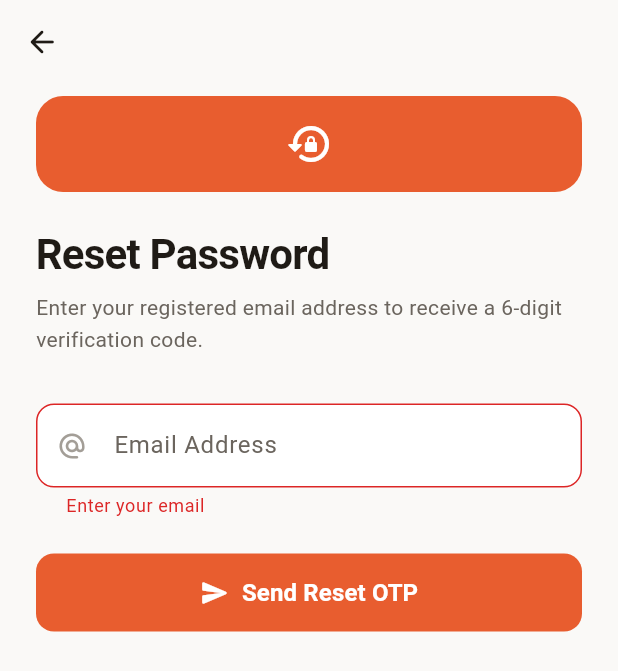
After one commit to berarahul/QuickPlate-App, a Flutter app: the ForgotPasswordView screen opened by its route, after a tap on "Send Reset OTP", on a phone screen of 412 x 824 dp. The commit adds this screen. Shown: the top 671 px of the screen. Run offline on Flutter 3.47's test engine with Material 3 defaults, Android fonts, the phone set to English and light mode, and no system bars; our stand-ins replace connectivity_plus, dio, firebase_core, firebase_messaging, flutter_dotenv, flutter_local_notifications and 3 more; missing offline and left inert: mobile_scanner, razorpay_flutter; accounts and stored records are empty.

Commit message:
feat: implement forgot password and password reset functionality with new UI flow

```diff
--- a/lib/core/network/api_endpoints.dart
+++ b/lib/core/network/api_endpoints.dart
@@ -6,6 +6,8 @@ class ApiEndpoints {
   // Auth
   static const String register = '/auth/register';
   static const String login = '/auth/login';
+  static const String forgotPassword = '/auth/forgot-password';
+  static const String resetPassword = '/auth/reset-password';
 
   // Session
   static const String tableSession = '/tables/session';
--- a/lib/core/routes/app_routes.dart
+++ b/lib/core/routes/app_routes.dart
@@ -3,6 +3,7 @@ import '../../features/splash/views/splash.dart';
 import '../../features/onboarding/views/onboarding_screen.dart';
 import '../../features/auth/views/student_registration.dart';
 import '../../features/auth/views/student_login.dart';
+import '../../features/auth/views/forgot_password_view.dart';
 import '../../features/dashboard/views/dashboard_screen.dart';
 import '../../features/menu/views/menu_screen.dart';
 import '../../features/cart/views/order_history_screen.dart';
@@ -18,6 +19,7 @@ class AppRoutes {
   // Future auth and home routes
   static const String loginScreen = '/login';
   static const String studentRegistrationScreen = '/student_registration';
+  static const String forgotPasswordScreen = '/forgot_password';
   static const String dashboardScreen = '/dashboard';
   static const String menuScreen = '/menu';
   static const String orderHistoryScreen = '/order_history';
@@ -28,6 +30,7 @@ class AppRoutes {
     onboardingScreen: (context) => const OnboardingScreen(),
     studentRegistrationScreen: (context) => const StudentRegistration(),
     loginScreen: (context) => const StudentLogin(),
+    forgotPasswordScreen: (context) => const ForgotPasswordView(),
     dashboardScreen: (context) => const DashboardScreen(),
     menuScreen: (context) => const MenuScreen(),
     orderHistoryScreen: (context) => const OrderHistoryScreen(),
--- a/lib/features/auth/repository/auth_repository.dart
+++ b/lib/features/auth/repository/auth_repository.dart
@@ -29,4 +29,28 @@ class AuthRepository {
 
     return LoginResponse.fromJson(response.data);
   }
+
+  Future<Map<String, dynamic>> forgotPassword(String email) async {
+    final response = await _apiClient.post(
+      ApiEndpoints.forgotPassword,
+      data: {'email': email},
+    );
+    return response.data;
+  }
+
+  Future<Map<String, dynamic>> resetPassword({
+    required String email,
+    required String otp,
+    required String newPassword,
+  }) async {
+    final response = await _apiClient.post(
+      ApiEndpoints.resetPassword,
+      data: {
+        'email': email,
+        'otp': otp,
+        'newPassword': newPassword,
+      },
+    );
+    return response.data;
+  }
 }
--- /dev/null
+++ b/lib/features/auth/views/forgot_password_view.dart
@@ -0,0 +1,285 @@
+import '../../../core/app_exports.dart';
+import '../provider/auth_provider.dart';
+
+class ForgotPasswordView extends StatefulWidget {
+  const ForgotPasswordView({super.key});
+
+  @override
+  State<ForgotPasswordView> createState() => _ForgotPasswordViewState();
+}
+
+class _ForgotPasswordViewState extends State<ForgotPasswordView> {
+  final _step1FormKey = GlobalKey<FormState>();
+  final _step2FormKey = GlobalKey<FormState>();
+
+  final _emailController = TextEditingController();
+  final _otpController = TextEditingController();
+  final _newPasswordController = TextEditingController();
+
+  bool _otpSent = false;
+  bool _obscurePassword = true;
+
+  @override
+  void dispose() {
+    _emailController.dispose();
+    _otpController.dispose();
+    _newPasswordController.dispose();
+    super.dispose();
+  }
+
+  void _requestOtp(BuildContext context) async {
+    if (_step1FormKey.currentState!.validate()) {
+      final email = _emailController.text.trim();
+      final authProvider = context.read<AuthProvider>();
+
+      final success = await authProvider.forgotPassword(email);
+
+      if (!context.mounted) return;
+
+      if (success) {
+        setState(() {
+          _otpSent = true;
+        });
+        ScaffoldMessenger.of(context).showSnackBar(
+          SnackBar(
+            content: const Text(
+              'Reset OTP generated! Check server logs or enter your 6-digit code.',
+            ),
+            backgroundColor: AppColors.primary,
+          ),
+        );
+      } else {
+        ScaffoldMessenger.of(context).showSnackBar(
+          SnackBar(
+            content: Text(authProvider.errorMessage ?? 'Failed to send OTP'),
+            backgroundColor: AppColors.error,
+          ),
+        );
+      }
+    }
+  }
+
+  void _resetPassword(BuildContext context) async {
+    if (_step2FormKey.currentState!.validate()) {
+      final email = _emailController.text.trim();
+      final otp = _otpController.text.trim();
+      final newPassword = _newPasswordController.text.trim();
+
+      final authProvider = context.read<AuthProvider>();
+
+      final success = await authProvider.resetPassword(
+        email: email,
+        otp: otp,
+        newPassword: newPassword,
+      );
+
+      if (!context.mounted) return;
+
+      if (success) {
+        ScaffoldMessenger.of(context).showSnackBar(
+          SnackBar(
+            content: const Text('Password reset successfully! Please sign in.'),
+            backgroundColor: AppColors.success,
+          ),
+        );
+        Navigator.pop(context);
+      } else {
+        ScaffoldMessenger.of(context).showSnackBar(
+          SnackBar(
+            content: Text(authProvider.errorMessage ?? 'Password reset failed'),
+            backgroundColor: AppColors.error,
+          ),
+        );
+      }
+    }
+  }
+
+  @override
+  Widget build(BuildContext context) {
+    context.watch<ThemeProvider>();
+    return Scaffold(
+      backgroundColor: AppColors.background,
+      appBar: AppBar(
+        backgroundColor: Colors.transparent,
+        elevation: 0,
+        leading: IconButton(
+          icon: Icon(Icons.arrow_back_rounded, color: AppColors.textPrimary),
+          onPressed: () => Navigator.pop(context),
+        ),
+      ),
+      body: SafeArea(
+        child: SingleChildScrollView(
+          padding: const EdgeInsets.fromLTRB(24, 8, 24, 24),
+          child: _otpSent
+              ? _buildStep2Widget(context)
+              : _buildStep1Widget(context),
+        ),
+      ),
+    );
+  }
+
+  Widget _buildStep1Widget(BuildContext context) {
+    return Form(
+      key: _step1FormKey,
+      child: Column(
+        crossAxisAlignment: CrossAxisAlignment.stretch,
+        children: [
+          Container(
+            width: 64,
+            height: 64,
+            decoration: BoxDecoration(
+              color: AppColors.primary,
+              borderRadius: BorderRadius.circular(18),
+            ),
+            alignment: Alignment.center,
+            child: const Icon(
+              Icons.lock_reset_rounded,
+              size: 32,
+              color: AppColors.white,
+            ),
+          ),
+          const SizedBox(height: 24),
+          Text('Reset Password', style: AppTextStyles.displayLarge),
+          const SizedBox(height: 8),
+          Text(
+            'Enter your registered email address to receive a 6-digit verification code.',
+            style: AppTextStyles.bodyMedium,
+          ),
+          const SizedBox(height: 32),
+          TextFormField(
+            controller: _emailController,
+            decoration: const InputDecoration(
+              labelText: 'Email Address',
+              hintText: 'you@college.edu',
+              prefixIcon: Icon(Icons.alternate_email_rounded, size: 20),
+            ),
+            keyboardType: TextInputType.emailAddress,
+            validator: (value) => value!.isEmpty ? 'Enter your email' : null,
+          ),
+          const SizedBox(height: 24),
+          Consumer<AuthProvider>(
+            builder: (context, authProvider, child) {
+              if (authProvider.isLoading) {
+                return const CustomElevatedButton(
+                  text: '',
+                  loading: true,
+                  onPressed: null,
+                );
+              }
+              return CustomElevatedButton(
+                text: 'Send Reset OTP',
+                leading: const Icon(
+                  Icons.send_rounded,
+                  size: 20,
+                  color: AppColors.white,
+                ),
+                onPressed: () => _requestOtp(context),
+              );
+            },
+          ),
+        ],
+      ),
+    );
+  }
+
+  Widget _buildStep2Widget(BuildContext context) {
+    return Form(
+      key: _step2FormKey,
+      child: Column(
+        crossAxisAlignment: CrossAxisAlignment.stretch,
+        children: [
+          Container(
+            width: 64,
+            height: 64,
+            decoration: BoxDecoration(
+              color: AppColors.primary,
+              borderRadius: BorderRadius.circular(18),
+            ),
+            alignment: Alignment.center,
+            child: const Icon(
+              Icons.verified_user_rounded,
+              size: 32,
+              color: AppColors.white,
+            ),
+          ),
+          const SizedBox(height: 24),
+          Text('Enter OTP & New Password', style: AppTextStyles.displayLarge),
+          const SizedBox(height: 8),
+          Text(
+            'Enter the 6-digit code sent to ${_emailController.text} and your new password.',
+            style: AppTextStyles.bodyMedium,
+          ),
+          const SizedBox(height: 32),
+          TextFormField(
+            controller: _otpController,
+            decoration: const InputDecoration(
+              labelText: '6-Digit OTP',
+              hintText: '123456',
+              prefixIcon: Icon(Icons.shield_outlined, size: 20),
+            ),
+            keyboardType: TextInputType.number,
+            maxLength: 6,
+            validator: (value) {
+              if (value == null || value.trim().length != 6) {
+                return 'Enter valid 6-digit OTP';
+              }
+              return null;
+            },
+          ),
+          const SizedBox(height: 16),
+          TextFormField(
+            controller: _newPasswordController,
+            decoration: InputDecoration(
+              labelText: 'New Password',
+              hintText: '••••••••',
+              prefixIcon: const Icon(Icons.lock_outline_rounded, size: 20),
+              suffixIcon: IconButton(
+                icon: Icon(
+                  _obscurePassword
+                      ? Icons.visibility_off_outlined
+                      : Icons.visibility_outlined,
+                  size: 20,
+                ),
+                onPressed: () =>
+                    setState(() => _obscurePassword = !_obscurePassword),
+              ),
+            ),
+            obscureText: _obscurePassword,
+            validator: (value) {
+              if (value == null || value.length < 8) {
+                return 'Password must be at least 8 characters';
+              }
+              return null;
+            },
+          ),
+          const SizedBox(height: 24),
+          Consumer<AuthProvider>(
+            builder: (context, authProvider, child) {
+              if (authProvider.isLoading) {
+                return const CustomElevatedButton(
+                  text: '',
+                  loading: true,
+                  onPressed: null,
+                );
+              }
+              return CustomElevatedButton(
+                text: 'Update Password',
+                leading: const Icon(
+                  Icons.check_circle_outline_rounded,
+                  size: 20,
+                  color: AppColors.white,
+                ),
+                onPressed: () => _resetPassword(context),
+              );
+            },
+          ),
+          const SizedBox(height: 16),
+          TextButton(
+            onPressed: () => setState(() => _otpSent = false),
+            child: const Text('Change email or resend OTP'),
+          ),
+        ],
+      ),
+    );
+  }
+}
```
Also changed, not shown: analysis_options.yaml (+9 -0 lines), lib/features/auth/provider/auth_provider.dart (+54 -0 lines), lib/features/auth/views/student_login.dart (+6 -1 lines), pubspec.lock.
